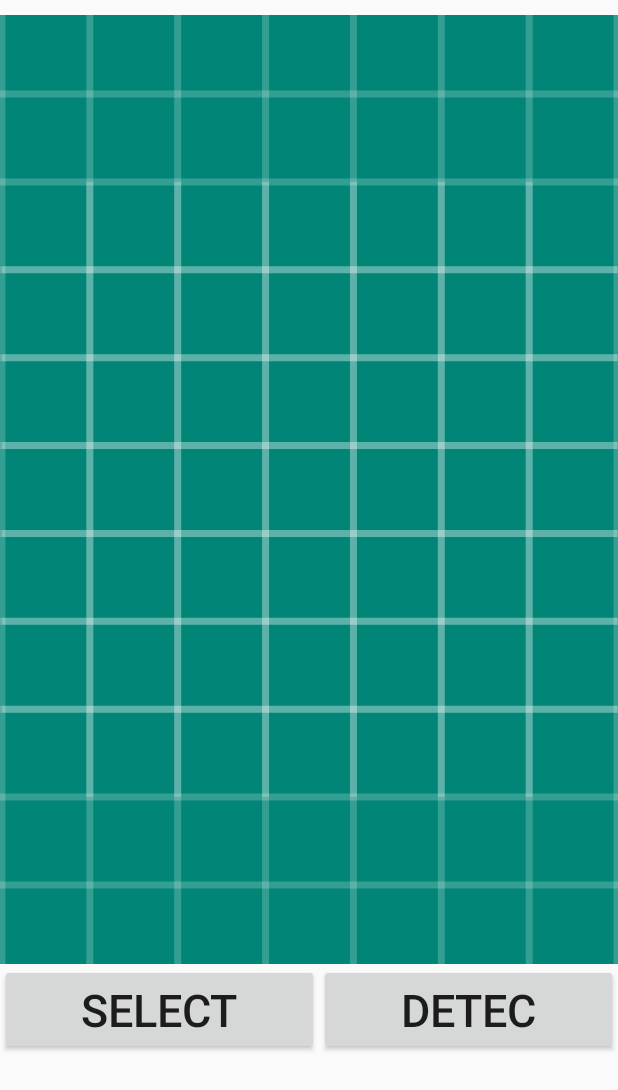
After one commit to tony92151/AI_shi_HackMeiChu, an Android app: the Detect screen opened directly, with no data from a screen before it, on a phone screen of 412 x 824 dp. The commit adds this screen. Shown: the top 1090 px of the screen. Run offline under Robolectric (Android 15) with nearby library versions, the phone set to English and light mode, and no system bars.

Commit message:
select img success

```diff
--- a/pytorch_mobile_v1/app/src/main/java/com/example/pytorch_mobile_v1/MainActivity.java
+++ b/pytorch_mobile_v1/app/src/main/java/com/example/pytorch_mobile_v1/MainActivity.java
@@ -71,7 +71,7 @@ public class MainActivity extends AppCompatActivity {
         mBtnPic.setOnClickListener(new View.OnClickListener() {
             @Override
             public void onClick(View v) {
-                startActivity(new Intent(MainActivity.this, TakePicActivity.class));
+                startActivity(new Intent(MainActivity.this, Detect.class));
             }
         });
     }
--- /dev/null
+++ b/pytorch_mobile_v1/app/src/main/res/layout/activity_detect.xml
@@ -0,0 +1,54 @@
+<?xml version="1.0" encoding="utf-8"?>
+<androidx.constraintlayout.widget.ConstraintLayout xmlns:android="http://schemas.android.com/apk/res/android"
+    xmlns:app="http://schemas.android.com/apk/res-auto"
+    xmlns:tools="http://schemas.android.com/tools"
+    android:layout_width="match_parent"
+    android:layout_height="match_parent"
+    tools:context=".Detect">
+
+    <LinearLayout
+        android:layout_width="match_parent"
+        android:layout_height="match_parent"
+        android:orientation="vertical"
+        android:gravity="center_horizontal"
+        android:paddingTop="10dp"
+        android:weightSum="6"
+        android:paddingBottom="10dp">
+
+        <ImageView
+            android:id="@+id/showg"
+            android:src="@drawable/ic_launcher_background"
+            android:layout_width="match_parent"
+            android:layout_height="wrap_content"
+            android:scaleType="centerCrop"
+            android:adjustViewBounds="true"
+            android:layout_weight="4"/>
+
+        <LinearLayout
+            android:layout_width="match_parent"
+            android:layout_height="wrap_content"
+            android:layout_weight="2"
+            android:gravity="center_horizontal"
+            android:weightSum="6">
+
+        <Button
+            android:id="@+id/sele"
+            android:layout_width="wrap_content"
+            android:layout_height="wrap_content"
+            android:text="select"
+            android:textSize="30dp"
+            android:layout_weight="3"/>
+
+        <Button
+            android:id="@+id/butdete"
+            android:layout_width="wrap_content"
+            android:layout_height="wrap_content"
+            android:text="detec"
+            android:textSize="30dp"
+            android:layout_weight="3"/>
+
+        </LinearLayout>
+
+    </LinearLayout>
+
+</androidx.constraintlayout.widget.ConstraintLayout>
--- a/pytorch_mobile_v1/app/src/main/res/values/colors.xml
+++ b/pytorch_mobile_v1/app/src/main/res/values/colors.xml
@@ -3,4 +3,5 @@
     <color name="colorPrimary">#008577</color>
     <color name="colorPrimaryDark">#00574B</color>
     <color name="colorAccent">#D81B60</color>
+    <color name="red">#ff0000</color>
 </resources>
```
Also changed, not shown: pytorch_mobile_v1/app/src/main/AndroidManifest.xml (+10 -5 lines), pytorch_mobile_v1/app/src/main/java/com/example/pytorch_mobile_v1/CameraSurfaceView.java (+38 -27 lines), pytorch_mobile_v1/app/src/main/java/com/example/pytorch_mobile_v1/Detect.java (added, +194 -0 lines), pytorch_mobile_v1/app/src/main/java/com/example/pytorch_mobile_v1/TakePicActivity.java (+16 -0 lines), pytorch_mobile_v1/app/src/main/res/layout/scanner_take_picture.xml (+58 -18 lines).
